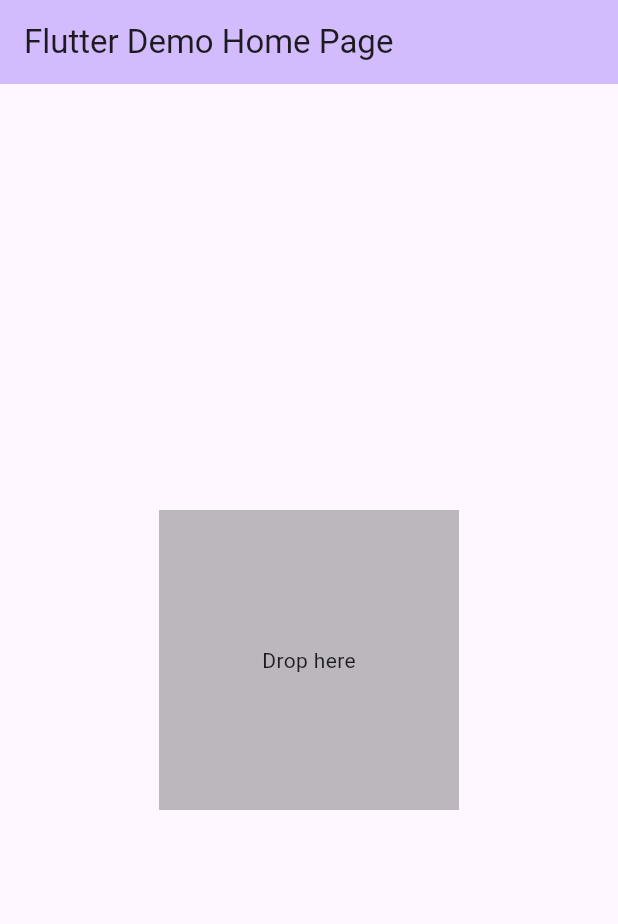
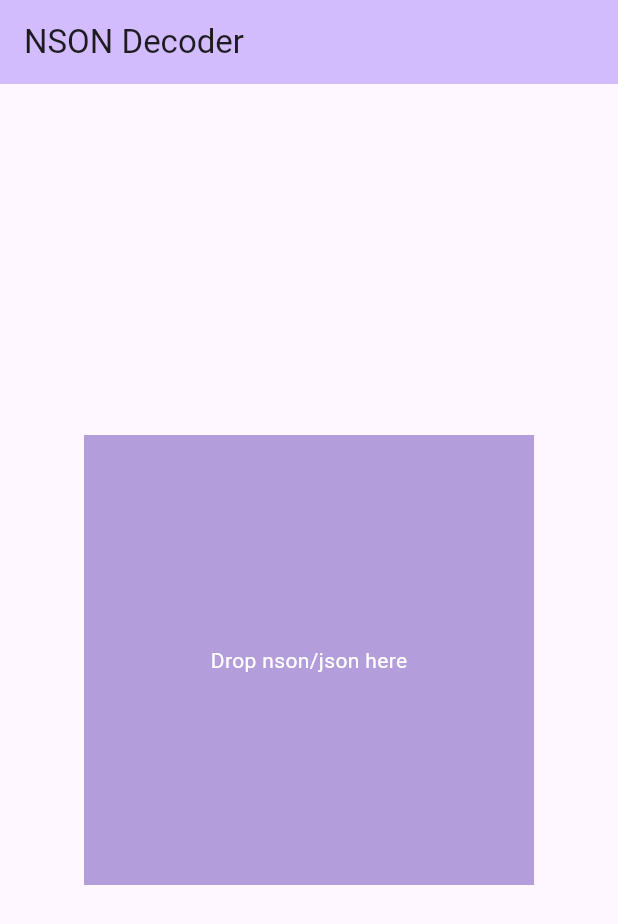
Before and after one commit to w830207/nson_decoder, a Flutter app: the screen it shows after launch, on a phone screen of 412 x 824 dp. Shown: the top 924 px of the screen. Run offline on Flutter 3.47's test engine with Material 2 defaults, Android fonts, the phone set to English and light mode, and no system bars; missing offline and left inert: desktop_drop, file_selector.

Commit message:
feat: 改名換標

```diff
--- a/lib/main.dart
+++ b/lib/main.dart
@@ -20,7 +20,7 @@ class MyApp extends StatelessWidget {
         colorScheme: ColorScheme.fromSeed(seedColor: Colors.deepPurple),
         useMaterial3: true,
       ),
-      home: const MyHomePage(title: 'Flutter Demo Home Page'),
+      home: const MyHomePage(title: 'NSON Decoder'),
     );
   }
 }
@@ -127,12 +127,12 @@ class _MyHomePageState extends State<MyHomePage> {
                     });
                   },
                   child: Container(
-                    height: 200,
-                    width: 200,
+                    height: 300,
+                    width: 300,
                     color: _dragging
-                        ? Colors.blue.withOpacity(0.4)
-                        : Colors.black26,
-                    child: const Center(child: Text("Drop here")),
+                        ? Colors.deepPurple
+                        : Colors.deepPurple.shade200,
+                    child: const Center(child: Text("Drop nson/json here",style: TextStyle(color: Colors.white),),),
                   ),
                 ),
               )
```
Also changed, not shown: pubspec.yaml (+0 -10 lines), images/NJ.png (added), 2 other files.
